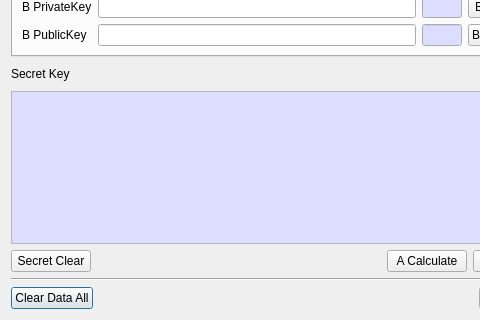
First picture: the form in BerEditor/key_agree_dlg.ui, repository jykim74/BerEditor, before the edit; both pictures show x 0 to 480 and y 341 to 661 of the 570 by 661 pixel window.
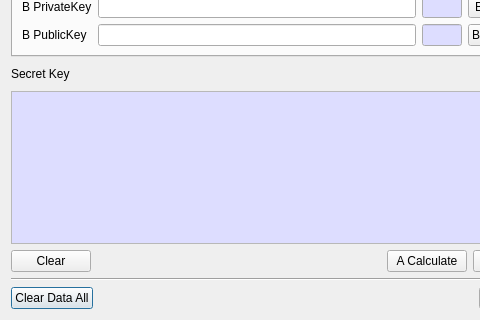
Second picture: the form after the edit. The open tabs and pages were chosen to show the change.

```diff
--- a/BerEditor/key_agree_dlg.ui
+++ b/BerEditor/key_agree_dlg.ui
@@ -1167,7 +1167,7 @@
      <item row="0" column="0">
       <widget class="QPushButton" name="mSecretClearBtn">
        <property name="text">
-        <string>Secret Clear</string>
+        <string>Clear</string>
        </property>
       </widget>
      </item>
```
Left out of the diff: 2 changed lines with no effect on the pictures.
